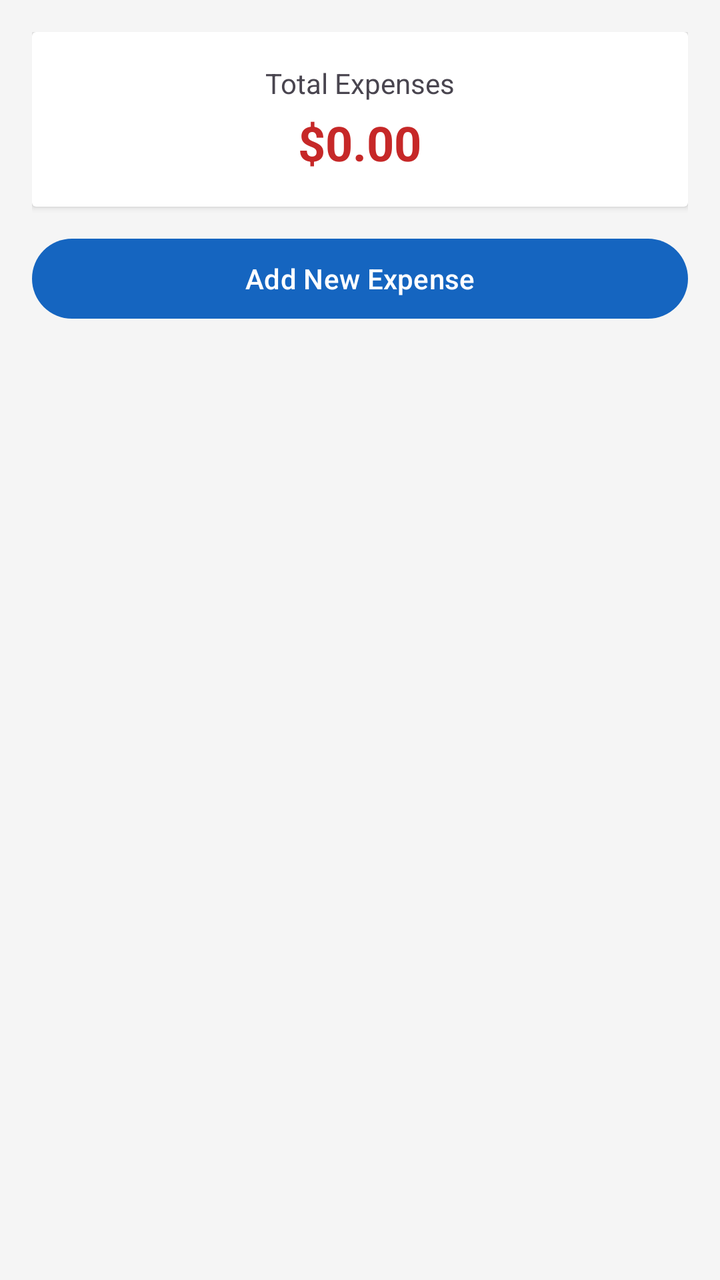
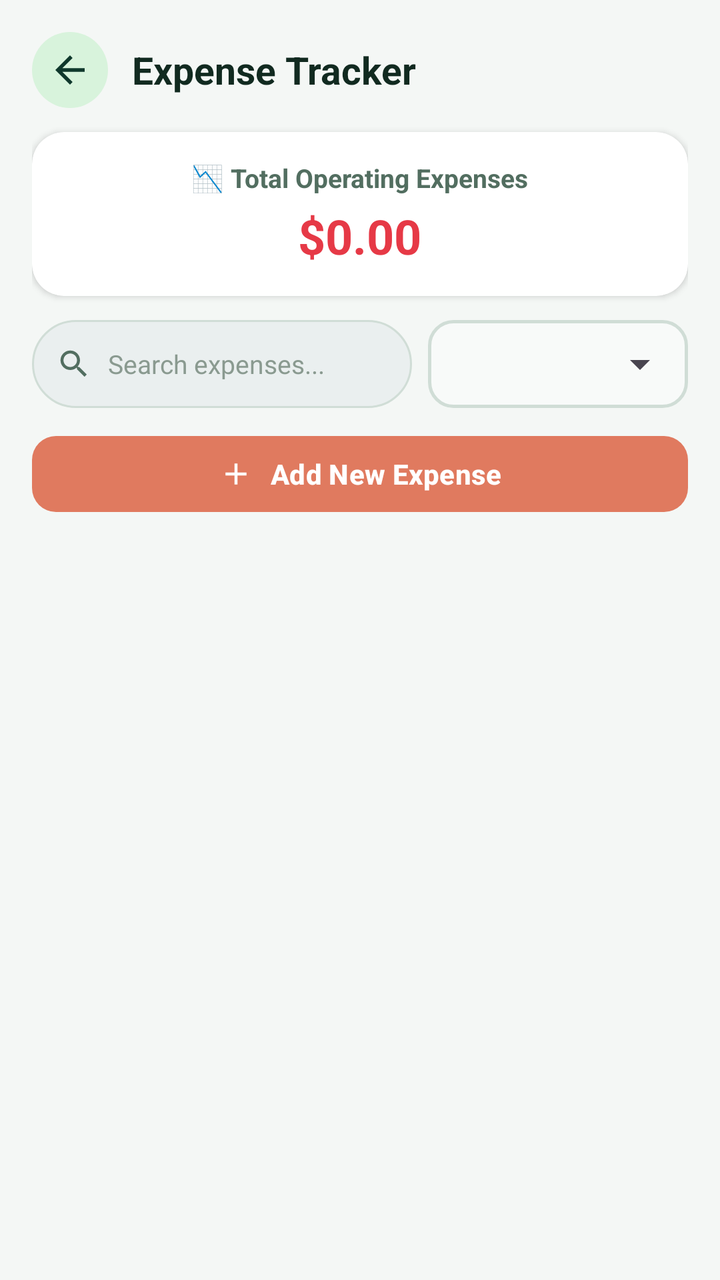

Screens rendered from an Android XML layout before and after an edit, with the pre-edit source and the edit as a unified diff.
<!-- AndroidManifest.xml: application theme Theme.SmartShopManager -->
<!-- res/layout/activity_expense.xml -->
<?xml version="1.0" encoding="utf-8"?>
<LinearLayout xmlns:android="http://schemas.android.com/apk/res/android"
    android:layout_width="match_parent"
    android:layout_height="match_parent"
    android:orientation="vertical"
    android:padding="16dp"
    android:background="@color/background">

    
    <androidx.cardview.widget.CardView
        android:layout_width="match_parent"
        android:layout_height="wrap_content"
        android:layout_marginBottom="12dp"
        android:elevation="2dp">

        <LinearLayout
            android:layout_width="match_parent"
            android:layout_height="wrap_content"
            android:orientation="vertical"
            android:padding="16dp"
            android:gravity="center">

            <TextView
                android:layout_width="wrap_content"
                android:layout_height="wrap_content"
                android:text="Total Expenses"
                android:textSize="14sp" />

            <TextView
                android:id="@+id/tvTotalExpensesAmount"
                android:layout_width="wrap_content"
                android:layout_height="wrap_content"
                android:text="$0.00"
                android:textColor="@color/error"
                android:textSize="24sp"
                android:textStyle="bold"
                android:layout_marginTop="4dp" />

        </LinearLayout>

    </androidx.cardview.widget.CardView>

    <Button
        android:id="@+id/btnAddExpense"
        android:layout_width="match_parent"
        android:layout_height="wrap_content"
        android:text="Add New Expense"
        android:layout_marginBottom="12dp" />

    <androidx.recyclerview.widget.RecyclerView
        android:id="@+id/recyclerViewExpenses"
        android:layout_width="match_parent"
        android:layout_height="match_parent" />

</LinearLayout>
<!-- resources referenced by this layout -->
<resources>
  <color name="background">#F5F5F5</color>
  <color name="error">#C62828</color>
  <style name="Theme.SmartShopManager" parent="Theme.Material3.DayNight.NoActionBar">
          <item name="colorPrimary">@color/primary</item>
          <item name="colorPrimaryDark">@color/primary_dark</item>
          <item name="colorSecondary">@color/accent</item>
          <item name="android:windowBackground">@color/background</item>
      </style>
  <color name="primary">#1565C0</color>
  <color name="primary_dark">#0D47A1</color>
  <color name="accent">#FF6F00</color>
</resources>

<!-- the commit's change to res/layout/activity_expense.xml (unified diff, before → after) -->
@@ -1,55 +1,158 @@
 <?xml version="1.0" encoding="utf-8"?>
 <LinearLayout xmlns:android="http://schemas.android.com/apk/res/android"
+    xmlns:app="http://schemas.android.com/apk/res-auto"
     android:layout_width="match_parent"
     android:layout_height="match_parent"
+    android:background="@color/background"
     android:orientation="vertical"
-    android:padding="16dp"
-    android:background="@color/background">
+    android:padding="16dp">
+
+    
+    <LinearLayout
+        android:layout_width="match_parent"
+        android:layout_height="wrap_content"
+        android:layout_marginBottom="12dp"
+        android:gravity="center_vertical"
+        android:orientation="horizontal">
+
+        <ImageView
+            android:id="@+id/btnBack"
+            android:layout_width="38dp"
+            android:layout_height="38dp"
+            android:background="@drawable/avatar_badge_bg"
+            android:contentDescription="Back"
+            android:padding="8dp"
+            android:src="@drawable/ic_arrow_back" />
+
+        <TextView
+            android:layout_width="0dp"
+            android:layout_height="wrap_content"
+            android:layout_marginStart="12dp"
+            android:layout_weight="1"
+            android:text="Expense Tracker"
+            android:textColor="@color/text_primary"
+            android:textSize="19sp"
+            android:textStyle="bold" />
+    </LinearLayout>
 
     
     <androidx.cardview.widget.CardView
         android:layout_width="match_parent"
         android:layout_height="wrap_content"
         android:layout_marginBottom="12dp"
-        android:elevation="2dp">
+        app:cardBackgroundColor="@color/card_background"
+        app:cardCornerRadius="16dp"
+        app:cardElevation="2dp">
 
         <LinearLayout
             android:layout_width="match_parent"
             android:layout_height="wrap_content"
+            android:gravity="center"
             android:orientation="vertical"
-            android:padding="16dp"
-            android:gravity="center">
+            android:padding="14dp">
 
             <TextView
                 android:layout_width="wrap_content"
                 android:layout_height="wrap_content"
-                android:text="Total Expenses"
-                android:textSize="14sp" />
+                android:text="📉 Total Operating Expenses"
+                android:textColor="@color/text_secondary"
+                android:textSize="13sp"
+                android:textStyle="bold" />
 
             <TextView
                 android:id="@+id/tvTotalExpensesAmount"
                 android:layout_width="wrap_content"
                 android:layout_height="wrap_content"
+                android:layout_marginTop="4dp"
                 android:text="$0.00"
                 android:textColor="@color/error"
                 android:textSize="24sp"
-                android:textStyle="bold"
-                android:layout_marginTop="4dp" />
-
+                android:textStyle="bold" />
         </LinearLayout>
-
     </androidx.cardview.widget.CardView>
 
-    <Button
+    
+    <LinearLayout
+        android:layout_width="match_parent"
+        android:layout_height="wrap_content"
+        android:layout_marginBottom="10dp"
+        android:gravity="center_vertical"
+        android:orientation="horizontal">
+
+        <RelativeLayout
+            android:layout_width="0dp"
+            android:layout_height="44dp"
+            android:layout_marginEnd="8dp"
+            android:layout_weight="1">
+
+            <EditText
+                android:id="@+id/etSearchExpense"
+                android:layout_width="match_parent"
+                android:layout_height="match_parent"
+                android:background="@drawable/search_bar_bg"
+                android:hint="Search expenses..."
+                android:inputType="text"
+                android:paddingStart="38dp"
+                android:paddingEnd="12dp"
+                android:textColor="@color/text_primary"
+                android:textColorHint="@color/text_muted"
+                android:textSize="13sp" />
+
+            <ImageView
+                android:layout_width="18dp"
+                android:layout_height="18dp"
+                android:layout_alignParentStart="true"
+                android:layout_centerVertical="true"
+                android:layout_marginStart="12dp"
+                android:contentDescription="Search"
+                android:src="@drawable/ic_search" />
+        </RelativeLayout>
+
+        <FrameLayout
+            android:layout_width="130dp"
+            android:layout_height="44dp"
+            android:background="@drawable/edit_text_bg">
+
+            <Spinner
+                android:id="@+id/spinnerFilterExpenseCategory"
+                android:layout_width="match_parent"
+                android:layout_height="match_parent"
+                android:paddingHorizontal="6dp" />
+        </FrameLayout>
+    </LinearLayout>
+
+    <com.google.android.material.button.MaterialButton
         android:id="@+id/btnAddExpense"
         android:layout_width="match_parent"
+        android:layout_height="46dp"
+        android:layout_marginBottom="12dp"
+        android:text="Add New Expense"
+        android:textSize="14sp"
+        android:textStyle="bold"
+        app:backgroundTint="@color/accent_warm"
+        app:cornerRadius="12dp"
+        app:icon="@drawable/ic_add"
+        app:iconGravity="textStart"
+        app:iconPadding="8dp"
+        app:iconTint="@color/white" />
+
+    <TextView
+        android:id="@+id/tvEmptyExpenses"
+        android:layout_width="match_parent"
         android:layout_height="wrap_content"
-        android:text="Add New Expense"
-        android:layout_marginBottom="12dp" />
+        android:gravity="center"
+        android:padding="24dp"
+        android:text="No expenses found."
+        android:textColor="@color/text_muted"
+        android:textSize="14sp"
+        android:visibility="gone" />
 
     <androidx.recyclerview.widget.RecyclerView
         android:id="@+id/recyclerViewExpenses"
         android:layout_width="match_parent"
-        android:layout_height="match_parent" />
+        android:layout_height="0dp"
+        android:layout_weight="1"
+        android:clipToPadding="false"
+        android:paddingBottom="8dp" />
 
 </LinearLayout>
<!-- resource entries referenced after the edit -->
@@ -1,15 +1,94 @@
 <!-- resources referenced by this layout -->
 <resources>
-  <color name="background">#F5F5F5</color>
-  <color name="error">#C62828</color>
+  <color name="accent_warm">#E07A5F</color>
+  <color name="background">#F4F7F5</color>
+  <color name="card_background">#FFFFFF</color>
+  <color name="error">#E63946</color>
+  <color name="text_muted">#8A9A90</color>
+  <color name="text_primary">#112A20</color>
+  <color name="text_secondary">#526E60</color>
+  <color name="white">#FFFFFF</color>
+  <!-- drawable avatar_badge_bg (drawable) -->
+  <?xml version="1.0" encoding="utf-8"?>
+  <shape xmlns:android="http://schemas.android.com/apk/res/android"
+      android:shape="oval">
+      <solid android:color="@color/mint_badge" />
+  </shape>
+  <!-- drawable edit_text_bg (drawable) -->
+  <?xml version="1.0" encoding="utf-8"?>
+  <shape xmlns:android="http://schemas.android.com/apk/res/android"
+      android:shape="rectangle">
+      <solid android:color="@color/input_background" />
+      <stroke android:width="1.5dp" android:color="#D0DDD6" />
+      <corners android:radius="12dp" />
+  </shape>
+  <!-- drawable ic_add (drawable) -->
+  <vector xmlns:android="http://schemas.android.com/apk/res/android"
+      android:width="24dp"
+      android:height="24dp"
+      android:viewportWidth="24"
+      android:viewportHeight="24">
+    <path
+        android:fillColor="#FFFFFFFF"
+        android:pathData="M19,13h-6v6h-2v-6H5v-2h6V5h2v6h6v2z"/>
+  </vector>
+  <!-- drawable ic_arrow_back (drawable) -->
+  <vector xmlns:android="http://schemas.android.com/apk/res/android"
+      android:width="24dp"
+      android:height="24dp"
+      android:viewportWidth="24"
+      android:viewportHeight="24">
+    <path
+        android:fillColor="#FF0F382C"
+        android:pathData="M20,11H7.83l5.59,-5.59L12,4l-8,8 8,8 1.41,-1.41L7.83,13H20v-2z"/>
+  </vector>
+  <!-- drawable ic_search (drawable) -->
+  <vector xmlns:android="http://schemas.android.com/apk/res/android"
+      android:width="24dp"
+      android:height="24dp"
+      android:viewportWidth="24"
+      android:viewportHeight="24">
+    <path
+        android:fillColor="#FF526E60"
+        android:pathData="M15.5,14h-0.79l-0.28,-0.27C15.41,12.59 16,11.11 16,9.5 16,5.91 13.09,3 9.5,3S3,5.91 3,9.5 5.91,16 9.5,16c1.61,0 3.09,-0.59 4.23,-1.57l0.27,0.28v0.79l5,4.99L20.49,19l-4.99,-5zm-6,0C7.01,14 5,11.99 5,9.5S7.01,5 9.5,5 14,7.01 14,9.5 11.99,14 9.5,14z"/>
+  </vector>
+  <!-- drawable search_bar_bg (drawable) -->
+  <?xml version="1.0" encoding="utf-8"?>
+  <shape xmlns:android="http://schemas.android.com/apk/res/android"
+      android:shape="rectangle">
+      <solid android:color="#EAEFEF" />
+      <stroke android:width="1dp" android:color="#D0DDD6" />
+      <corners android:radius="24dp" />
+  </shape>
   <style name="Theme.SmartShopManager" parent="Theme.Material3.DayNight.NoActionBar">
           <item name="colorPrimary">@color/primary</item>
           <item name="colorPrimaryDark">@color/primary_dark</item>
           <item name="colorSecondary">@color/accent</item>
           <item name="android:windowBackground">@color/background</item>
+          <item name="colorSurface">@color/card_background</item>
+  
+          
+          <item name="alertDialogTheme">@style/RoundedAlertDialogTheme</item>
+          <item name="materialAlertDialogTheme">@style/RoundedAlertDialogTheme</item>
       </style>
-  <color name="primary">#1565C0</color>
-  <color name="primary_dark">#0D47A1</color>
-  <color name="accent">#FF6F00</color>
+  <color name="mint_badge">#D8F3DC</color>
+  <color name="input_background">#F8FAF9</color>
+  <color name="primary">#0F382C</color>
+  <color name="primary_dark">#08271E</color>
+  <color name="accent">#40916C</color>
+  <style name="RoundedAlertDialogTheme" parent="ThemeOverlay.Material3.MaterialAlertDialog">
+          <item name="shapeAppearanceOverlay">@style/ShapeAppearance.App.MediumComponent</item>
+          <item name="android:background">@drawable/dialog_bg</item>
+      </style>
+  <style name="ShapeAppearance.App.MediumComponent" parent="ShapeAppearance.Material3.MediumComponent">
+          <item name="cornerSize">20dp</item>
+      </style>
+  <!-- drawable dialog_bg (drawable) -->
+  <?xml version="1.0" encoding="utf-8"?>
+  <shape xmlns:android="http://schemas.android.com/apk/res/android"
+      android:shape="rectangle">
+      <solid android:color="@color/card_background" />
+      <corners android:radius="20dp" />
+  </shape>
 </resources>
 
